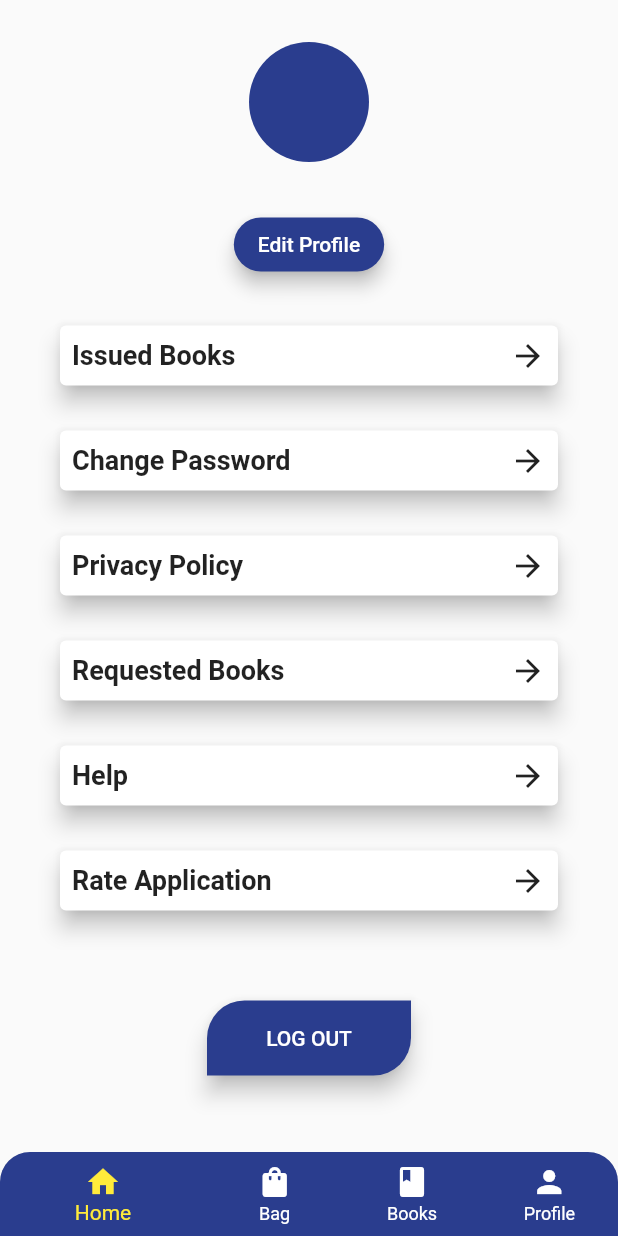
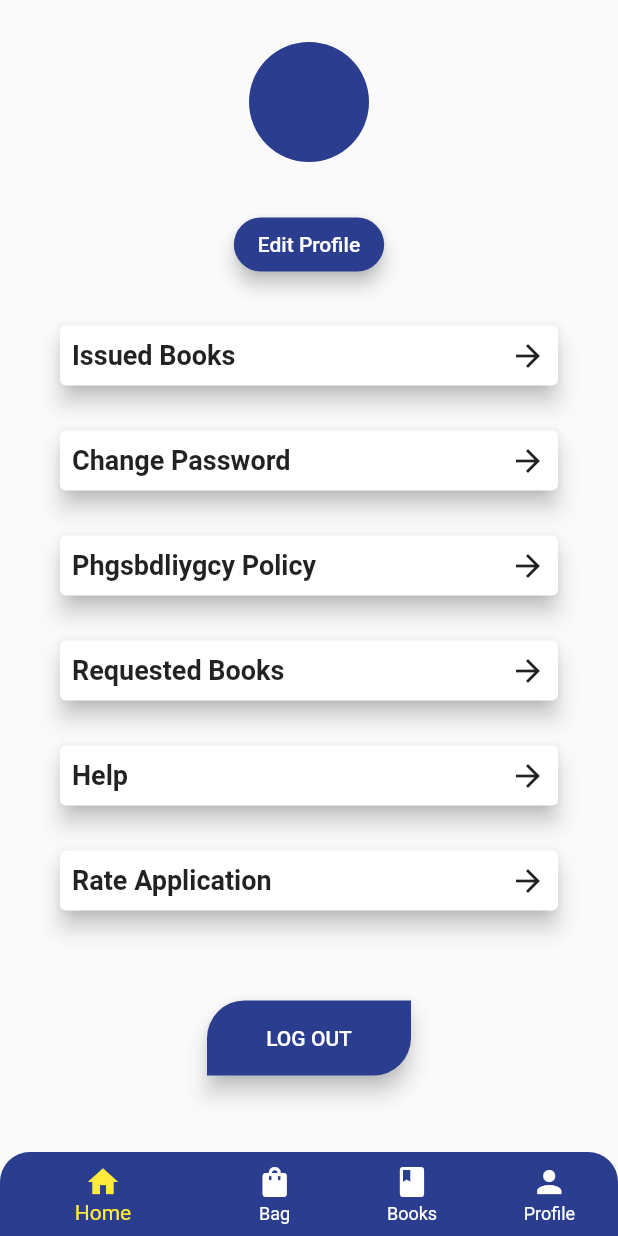
Before and after one commit to MihirDharaiya/my_library, a Flutter app: the ProfileScreen screen opened by its route, on a phone screen of 412 x 824 dp. Run offline on Flutter 3.47's test engine with Material 2 defaults, Android fonts, the phone set to English and light mode, and no system bars; our stand-ins replace cloud_firestore, firebase_auth, firebase_core; missing offline and left inert: dropdownfield; accounts and stored records are empty.

Commit message:
trail commit

```diff
--- a/lib/screens/ProfileScreen.dart
+++ b/lib/screens/ProfileScreen.dart
@@ -73,7 +73,7 @@ class _ProfileScreenState extends State<ProfileScreen> {
                     Navigator.pushNamed(context, ResetPassword.id);
                   },),
                   SizedBox(height: 10,),
-                  ProfileContainer(text: 'Privacy Policy',),
+                  ProfileContainer(text: 'Phgsbdliygcy Policy',),
                   SizedBox(height: 10,),
                   ProfileContainer(text: 'Requested Books',),
                   SizedBox(height: 10,),
```
